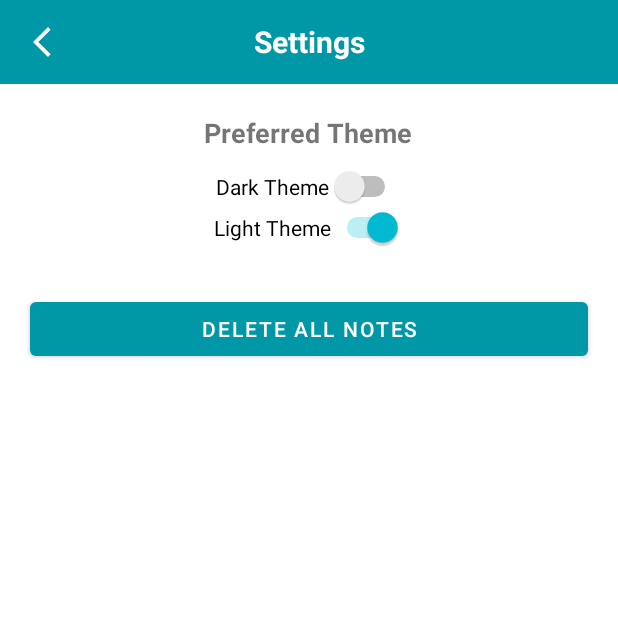
After one commit to busramacak/INotes, an Android app: the SettingsActivity screen opened directly, with no data from a screen before it, on a phone screen of 412 x 824 dp, the top half of it. The commit adds this screen. Run offline under Robolectric (Android 15) with nearby library versions, the phone set to English and light mode, and no system bars; our stand-ins replace data binding.

Commit message:
create settingsActivity delete all notes active change themes active but not save(later)

```diff
--- a/app/src/main/AndroidManifest.xml
+++ b/app/src/main/AndroidManifest.xml
@@ -12,6 +12,9 @@
         android:theme="@style/Theme.INotes.NoActionBar"
         tools:targetApi="31">
         <activity
+            android:name=".SettingsActivity"
+            android:exported="false" />
+        <activity
             android:name=".SplashScreen"
             android:exported="true">
             <intent-filter>
@@ -22,7 +25,7 @@
         </activity>
         <activity
             android:name=".MainActivity"
-            android:exported="false"/>
+            android:exported="false" />
     </application>
 
 </manifest>
--- a/app/src/main/java/com/bmprj/inotes/NoteFragment.kt
+++ b/app/src/main/java/com/bmprj/inotes/NoteFragment.kt
@@ -1,5 +1,6 @@
 package com.bmprj.inotes
 
+import android.content.Intent
 import android.content.pm.ActivityInfo
 import android.os.Bundle
 import android.view.LayoutInflater
@@ -33,6 +34,9 @@ class NoteFragment : Fragment() {
 
         list.clear()
     }
+    fun settingClick(){
+        startActivity(Intent(context,SettingsActivity::class.java))
+    }
 
 
     override fun onViewCreated(view: View, savedInstanceState: Bundle?) {
--- a/app/src/main/java/com/bmprj/inotes/NotesDAO.kt
+++ b/app/src/main/java/com/bmprj/inotes/NotesDAO.kt
@@ -43,6 +43,12 @@ class NotesDAO {
         db.close()
     }
 
+    fun deleteNotes(dh:DataBaseHelper){
+        val db=dh.writableDatabase
+
+        db.delete("Notes",null,null)
+        db.close()
+    }
     @SuppressLint("Range")
     fun getNotes(dh: DataBaseHelper):ArrayList<Note>{
         val noteList=ArrayList<Note>()
--- /dev/null
+++ b/app/src/main/java/com/bmprj/inotes/SettingsActivity.kt
@@ -0,0 +1,86 @@
+package com.bmprj.inotes
+
+import android.content.Intent
+import android.content.res.Configuration
+import android.os.Bundle
+import android.os.Handler
+import android.view.View
+import android.widget.Toast
+import androidx.appcompat.app.AppCompatActivity
+import androidx.appcompat.app.AppCompatDelegate
+import androidx.databinding.DataBindingUtil
+import com.bmprj.inotes.databinding.ActivitySettingsBinding
+import java.util.*
+
+
+class SettingsActivity : AppCompatActivity() {
+    private lateinit var binding:ActivitySettingsBinding
+
+    override fun onCreate(savedInstanceState: Bundle?) {
+        super.onCreate(savedInstanceState)
+        binding=DataBindingUtil.setContentView(this,R.layout.activity_settings)
+        binding.settingsDesign=this
+
+
+        val nightModeFlags: Int = this.resources.configuration.uiMode and
+                Configuration.UI_MODE_NIGHT_MASK
+        when (nightModeFlags) {
+            Configuration.UI_MODE_NIGHT_YES -> {
+                binding.switchDark.isChecked=true
+                binding.switchLight.isChecked=false
+
+            }
+            Configuration.UI_MODE_NIGHT_NO -> {
+                binding.switchDark.isChecked=false
+                binding.switchLight.isChecked=true
+
+            }
+        }
+
+
+    }
+
+    override fun onBackPressed() {
+        super.onBackPressed()
+        startActivity(Intent(this,MainActivity::class.java))
+    }
+
+    fun backClick(view: View){
+        startActivity(Intent(this,MainActivity::class.java))
+
+    }
+
+    fun darkClick(view:View){
+        if(binding.switchDark.isChecked){
+            binding.switchLight.isChecked=false
+            AppCompatDelegate.setDefaultNightMode(AppCompatDelegate.MODE_NIGHT_YES)
+        }
+        else if(!binding.switchDark.isChecked){
+            binding.switchLight.isChecked=true
+            AppCompatDelegate.setDefaultNightMode(AppCompatDelegate.MODE_NIGHT_NO)
+        }
+    }
+
+    fun lightClick(view:View){
+        if(binding.switchLight.isChecked){
+            binding.switchDark.isChecked=false
+            AppCompatDelegate.setDefaultNightMode(AppCompatDelegate.MODE_NIGHT_NO)
+        }
+        else if(!binding.switchLight.isChecked){
+            binding.switchDark.isChecked=true
+            AppCompatDelegate.setDefaultNightMode(AppCompatDelegate.MODE_NIGHT_YES)
+        }
+    }
+
+    fun deleteClick(){
+
+        val dh=DataBaseHelper(this)
+        NotesDAO().deleteNotes(dh)
+        Toast.makeText(this,R.string.deleteSuccessfull,Toast.LENGTH_SHORT).show()
+
+        Handler().postDelayed(Runnable {
+            startActivity(Intent(this,MainActivity::class.java))
+        }, 1000)
+
+    }
+}
--- /dev/null
+++ b/app/src/main/res/drawable/back_white.xml
@@ -0,0 +1,5 @@
+<vector android:height="24dp" android:tint="#FFFFFF"
+    android:viewportHeight="24" android:viewportWidth="24"
+    android:width="24dp" xmlns:android="http://schemas.android.com/apk/res/android">
+    <path android:fillColor="@android:color/white" android:pathData="M17.77,3.77l-1.77,-1.77l-10,10l10,10l1.77,-1.77l-8.23,-8.23z"/>
+</vector>
--- /dev/null
+++ b/app/src/main/res/layout/activity_settings.xml
@@ -0,0 +1,100 @@
+<?xml version="1.0" encoding="utf-8"?>
+<layout xmlns:android="http://schemas.android.com/apk/res/android"
+    xmlns:app="http://schemas.android.com/apk/res-auto"
+    xmlns:tools="http://schemas.android.com/tools">
+
+    <data>
+        <variable
+            name="settingsDesign"
+            type="com.bmprj.inotes.SettingsActivity" />
+
+    </data>
+
+    <androidx.constraintlayout.widget.ConstraintLayout
+        android:layout_width="match_parent"
+        android:layout_height="match_parent"
+        tools:context=".SettingsActivity">
+
+        <androidx.appcompat.widget.Toolbar
+            android:id="@+id/toolbar"
+            android:background="@color/toolbarColor"
+            android:layout_width="match_parent"
+            android:layout_height="wrap_content"
+            app:layout_constraintEnd_toEndOf="parent"
+            app:layout_constraintStart_toStartOf="parent"
+            app:layout_constraintTop_toTopOf="parent">
+
+            <ImageView
+                android:layout_width="wrap_content"
+                android:layout_height="wrap_content"
+                android:onClick="@{(v)->settingsDesign.backClick(v)}"
+                android:src="@drawable/back_white" />
+
+            <TextView
+                android:layout_width="wrap_content"
+                android:layout_height="wrap_content"
+                android:text="@string/settingsTitle"
+                android:layout_gravity="center"
+                android:textColor="@color/white"
+                android:textSize="20sp"
+                android:textStyle="bold" />
+
+        </androidx.appcompat.widget.Toolbar>
+
+        <LinearLayout
+            android:layout_width="0dp"
+            android:layout_height="0dp"
+            android:orientation="vertical"
+            app:layout_constraintBottom_toBottomOf="parent"
+            app:layout_constraintEnd_toEndOf="parent"
+            app:layout_constraintStart_toStartOf="parent"
+            app:layout_constraintTop_toBottomOf="@id/toolbar">
+
+
+            <LinearLayout
+                android:layout_width="match_parent"
+                android:layout_height="wrap_content"
+                android:layout_marginTop="20dp"
+                android:orientation="vertical">
+
+                <TextView
+                    android:layout_width="wrap_content"
+                    android:layout_height="wrap_content"
+                    android:text="@string/modeOption"
+                    android:textSize="18sp"
+                    android:textStyle="bold"
+                    android:layout_gravity="center"
+                    android:layout_marginBottom="10dp"/>
+
+                <Switch
+                    android:id="@+id/switchDark"
+                    android:text="@string/switchDark"
+                    android:onClick="@{(v)->settingsDesign.darkClick(v)}"
+                    android:layout_width="wrap_content"
+                    android:layout_height="wrap_content"
+                    android:layout_gravity="center"/>
+
+                <Switch
+                    android:id="@+id/switchLight"
+                    android:text="@string/switchLight"
+                    android:onClick="@{(v)->settingsDesign.lightClick(v)}"
+                    android:layout_width="wrap_content"
+                    android:layout_height="wrap_content"
+                    android:layout_gravity="center"/>
+
+                <Button
+                    android:layout_width="match_parent"
+                    android:layout_height="wrap_content"
+                    android:onClick="@{()->settingsDesign.deleteClick()}"
+                    android:layout_marginHorizontal="20dp"
+                    android:layout_marginTop="30dp"
+                    android:text="@string/deleteAllNotes"/>
+
+            </LinearLayout>
+
+
+
+        </LinearLayout>
+
+    </androidx.constraintlayout.widget.ConstraintLayout>
+</layout>
--- a/app/src/main/res/values/strings.xml
+++ b/app/src/main/res/values/strings.xml
@@ -8,8 +8,16 @@
     <string name="toDoTitle">To-Do List</string>
     <string name="toDoName">To-Do Name</string>
     <string name="okButton">OK</string>
+
+    <string name="settingsTitle">Settings</string>
+    <string name="languageOption">Preferred Language</string>
+    <string name="modeOption">Preferred Theme</string>
+    <string name="switchDark">Dark Theme</string>
+    <string name="switchLight">Light Theme</string>
+    <string name="deleteAllNotes">Delete All Notes</string>
     <string name="searchViewHint">Search Notes</string>
     <string name="noteAddedYetText">No notes added yet</string>
     <string name="favAddedYetText">No favorites added yet</string>
     <string name="toDoAddedYetText">to-do hasn\'t been added yet</string>
+    <string name="deleteSuccessfull">all notes have been deleted successfully</string>
 </resources>
```
Also changed, not shown: app/src/main/res/layout/fragment_note.xml (+11 -0 lines), 1 other file.
